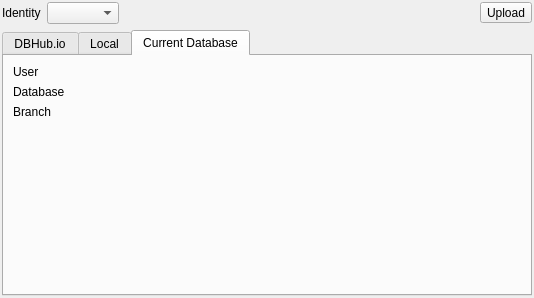
This is src/RemoteDock.ui in sqlitebrowser/sqlitebrowser as Qt 5 draws it before an edit. The edited form follows.
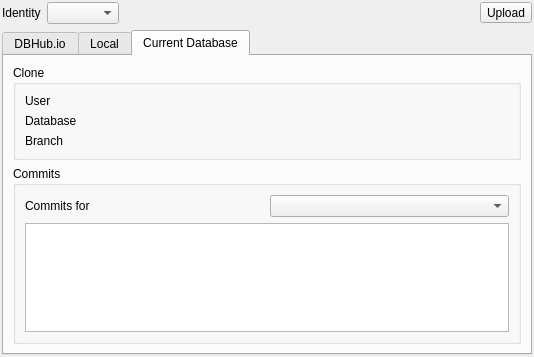
This is the edited form. The open tabs and pages were chosen to show the change. Icons and pictures are not drawn.

Commit message:
dbhub: Show list of commits in Remote dock
When opening a clone of a remote database show a list of all branches,
releases, and tags in the Remote dock and show the commit list when
selecting one of them.

Patch:
```diff
--- a/src/RemoteDock.ui
+++ b/src/RemoteDock.ui
@@ -7,7 +7,7 @@
     <x>0</x>
     <y>0</y>
     <width>534</width>
-    <height>298</height>
+    <height>357</height>
    </rect>
   </property>
   <property name="windowTitle">
@@ -129,6 +129,12 @@
           <attribute name="title">
            <string>Current Database</string>
           </attribute>
+          <layout class="QVBoxLayout" name="verticalLayout_7">
+           <item>
+            <widget class="QGroupBox" name="groupBox">
+             <property name="title">
+              <string>Clone</string>
+             </property>
           <layout class="QFormLayout" name="formLayout">
            <item row="0" column="0">
             <widget class="QLabel" name="label">
@@ -179,6 +185,35 @@
              <property name="textInteractionFlags">
               <set>Qt::LinksAccessibleByMouse|Qt::TextSelectableByKeyboard|Qt::TextSelectableByMouse</set>
              </property>
+               </widget>
+              </item>
+             </layout>
+            </widget>
+           </item>
+           <item>
+            <widget class="QGroupBox" name="groupBox_2">
+             <property name="title">
+              <string>Commits</string>
+             </property>
+             <layout class="QVBoxLayout" name="verticalLayout_6">
+              <item>
+               <layout class="QHBoxLayout" name="horizontalLayout_4">
+                <item>
+                 <widget class="QLabel" name="label_3">
+                  <property name="text">
+                   <string>Commits for</string>
+                  </property>
+                 </widget>
+                </item>
+                <item>
+                 <widget class="QComboBox" name="comboDatabaseBranch"/>
+                </item>
+               </layout>
+              </item>
+              <item>
+               <widget class="QTreeView" name="treeDatabaseCommits"/>
+              </item>
+             </layout>
             </widget>
            </item>
           </layout>
```
Lines whose indentation alone changed are shown as unchanged. The commit also changes 8 other files.
